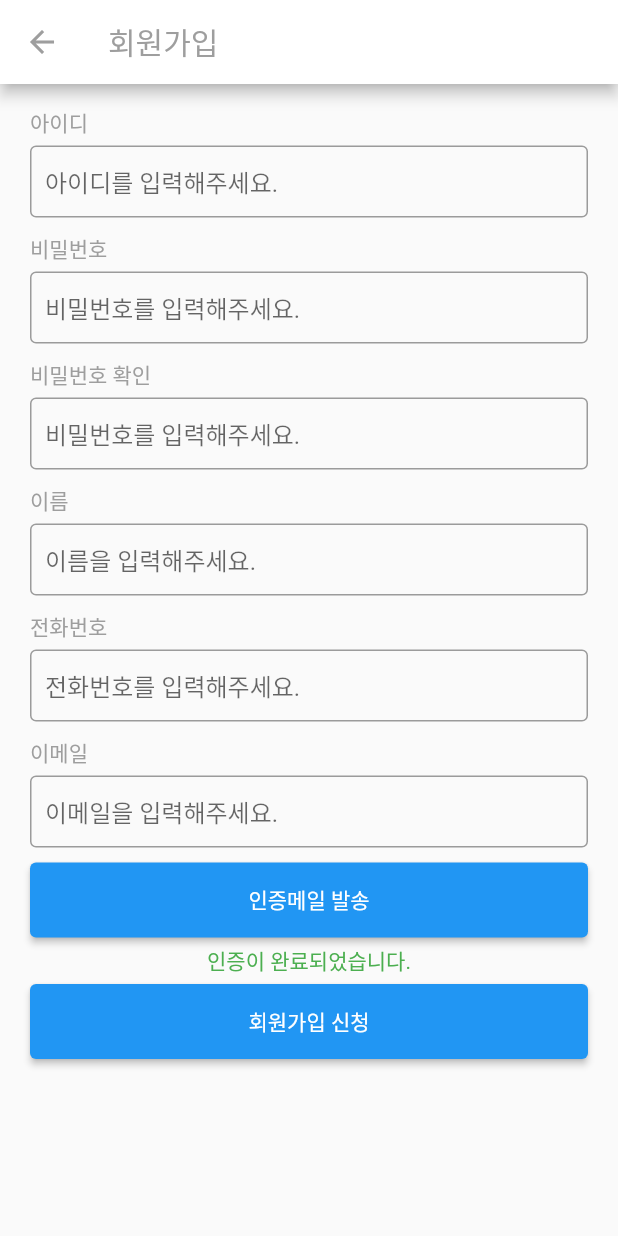
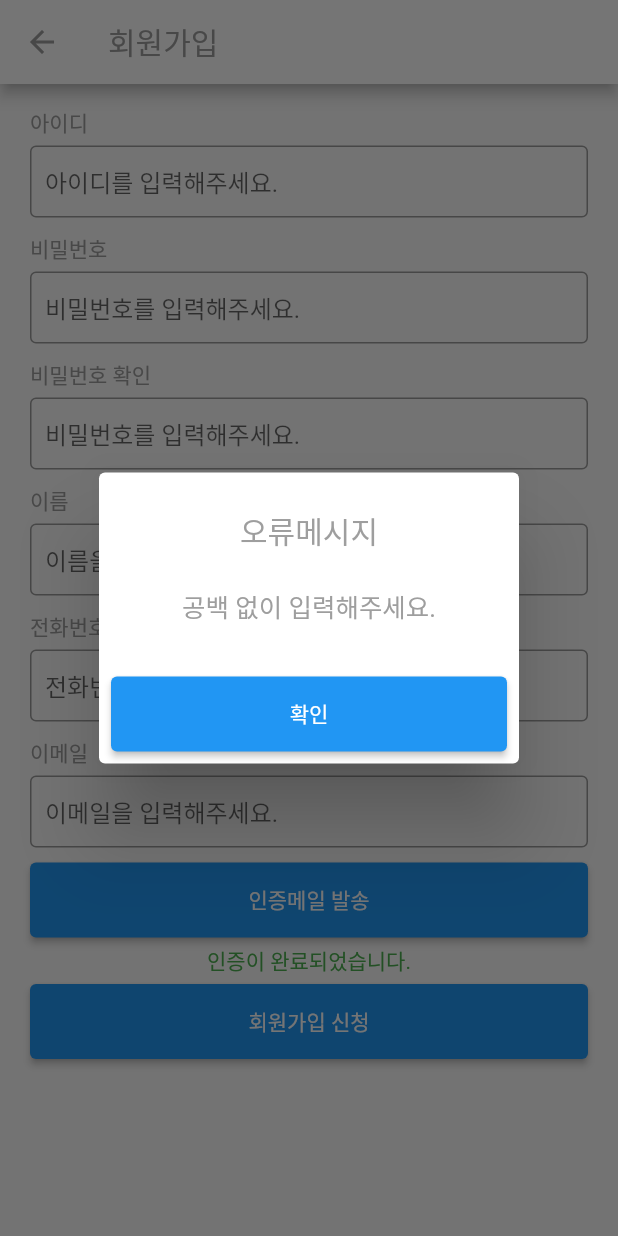
Before and after one commit to ChoiYoungHan/CareApp, a Flutter app: the RegisterPage screen opened directly, after a tap on "회원가입 신청", on a phone screen of 412 x 824 dp. Run offline on Flutter 3.47's test engine with Material 2 defaults, Android fonts, the phone set to English and light mode, and no system bars; our stand-ins replace image_picker, table_calendar.

Commit message:
회원가입 페이지 공백 오류 메시지 추가

```diff
--- a/lib/login_page.dart
+++ b/lib/login_page.dart
@@ -108,8 +108,6 @@ class _LoginPageState extends State<LoginPage> {
                   padding: EdgeInsets.fromLTRB(20, 0, 20, 15), // 좌 20 상 0 우 20 하 15의 여백을 줌
                   child: ElevatedButton( // 버튼 위젯
                     onPressed: () async { // 버튼을 누를 시 동작할 코드 작성
-
-
                       if(inputID.text == '' || inputPW.text == ''){
                         showDialog(
                           context: context,
--- a/lib/register_page.dart
+++ b/lib/register_page.dart
@@ -200,7 +200,34 @@ class _RegisterPageState extends State<RegisterPage> {
                 SizedBox(height: 5), // 높이 5만큼의 공간을 줌
                 ElevatedButton( // 버튼 위젯
                   onPressed: (){
-                    sendData();
+                    if(inputID.text == '' || inputPW.text == '' || inputCheckPW.text == '' || inputName.text == '' || inputPhone.text == '' || inputEmail.text == ''){
+                      showDialog(
+                        context: context,
+                        builder: (BuildContext context){
+                          return AlertDialog(
+                            title: Center(child: Text('오류메시지', style: TextStyle(color: Colors.grey))),
+                            content: Container(
+                              height: 30,
+                            child: Center(child: Text('공백 없이 입력해주세요.', style: TextStyle(color: Colors.grey, fontSize: 17))),
+                            ),
+                            actions: [
+                              ElevatedButton(
+                                onPressed: (){
+                                  Navigator.of(context).pop();
+                                },
+                                child: Text('확인'),
+                                style: ButtonStyle( // 버튼의 스타일 지정
+                                  minimumSize: MaterialStateProperty.all(Size(double.infinity, 50)) // 버튼의 가로를 최대, 세로는 50
+                                )
+                              )
+                            ]
+                          );
+                        }
+                      );
+                    } else {
+                      Navigator.of(context).push(MaterialPageRoute(builder: (context) => Login_Page()));
+                      sendData();
+                    }
                   },
                   child: Text('회원가입 신청'),
                   style: ButtonStyle(
```
